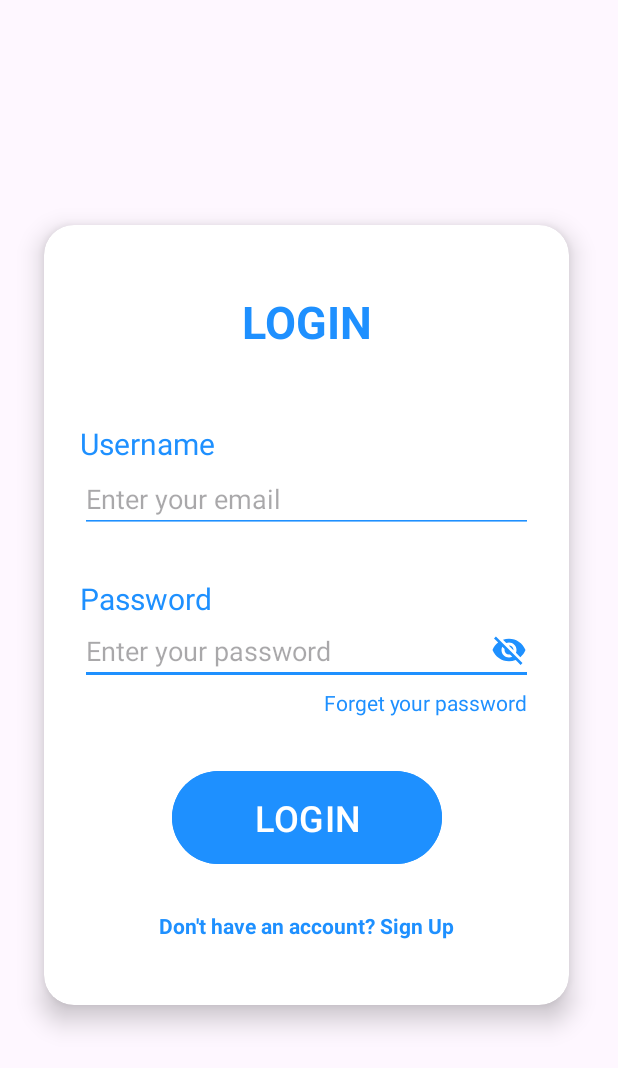
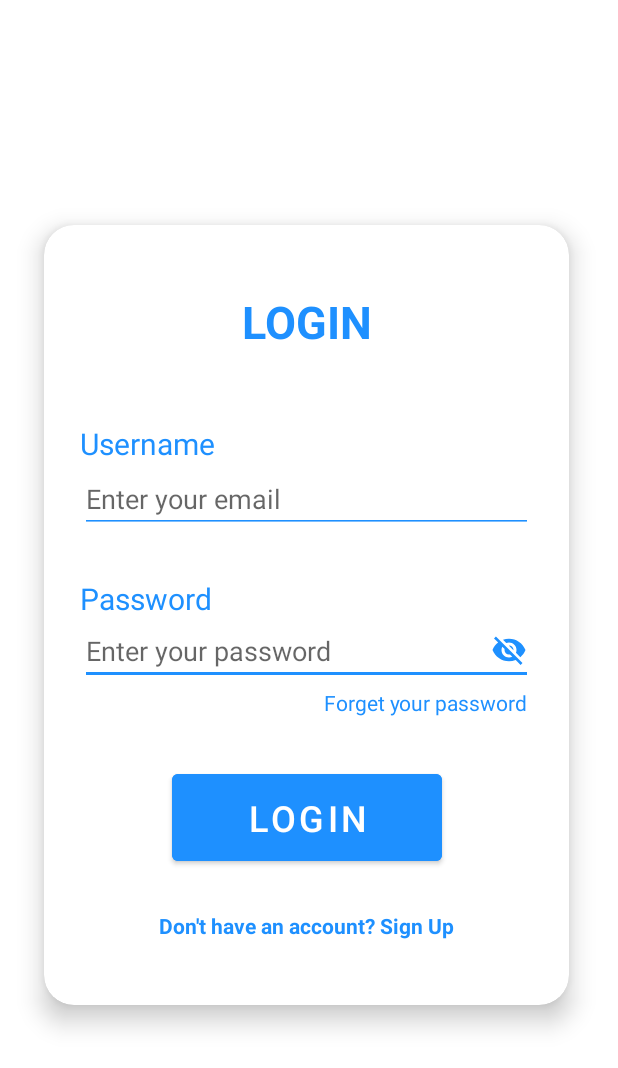
Before and after one commit to nowkei/Project_PRM, an Android app: the screen it shows after launch (MainActivity), after a tap on "LOGIN", on a phone screen of 412 x 824 dp. Shown: the top 1068 px of the screen. Run offline under Robolectric (Android 15) with nearby library versions, the phone set to English and light mode, and no system bars.

Commit message:
Update theme, call back logic and lib for project

```diff
--- a/app/build.gradle
+++ b/app/build.gradle
@@ -1,5 +1,6 @@
 plugins {
     id 'com.android.application'
+    id 'com.google.gms.google-services' version '4.3.15' apply false
 }
 
 android {
@@ -29,7 +30,9 @@ android {
 }
 
 dependencies {
-
+    implementation 'com.github.bumptech.glide:glide:4.16.0'
+    implementation(platform("com.google.firebase:firebase-bom:32.3.1"))
+    implementation("com.google.firebase:firebase-analytics-ktx")
     implementation 'androidx.appcompat:appcompat:1.6.1'
     implementation 'com.google.android.material:material:1.10.0'
     implementation 'androidx.constraintlayout:constraintlayout:2.1.4'
--- a/app/src/main/AndroidManifest.xml
+++ b/app/src/main/AndroidManifest.xml
@@ -1,6 +1,10 @@
 <?xml version="1.0" encoding="utf-8"?>
 <manifest xmlns:android="http://schemas.android.com/apk/res/android"
     xmlns:tools="http://schemas.android.com/tools">
+
+    <uses-permission android:name="android.permission.INTERNET"/>
+    <uses-permission android:name="android.permission.ACCESS_NETWORK_STATE"/>
+    <uses-permission android:name="android.permission.WRITE_EXTERNAL_STORAGE"/>
 
     <application
         android:allowBackup="true"
--- /dev/null
+++ b/app/src/main/java/com/example/project_prm/component/DialogLoadingFragment.java
@@ -0,0 +1,24 @@
+package com.example.project_prm.component;
+
+import android.os.Bundle;
+import android.view.LayoutInflater;
+import android.view.View;
+import android.view.ViewGroup;
+
+import androidx.annotation.NonNull;
+import androidx.annotation.Nullable;
+import androidx.fragment.app.DialogFragment;
+
+import com.example.project_prm.R;
+
+public class DialogLoadingFragment extends DialogFragment {
+
+    @Nullable
+    @Override
+    public View onCreateView(@NonNull LayoutInflater inflater, @Nullable ViewGroup container, @Nullable Bundle savedInstanceState) {
+        View rootView = inflater.inflate(R.layout.fragment_loadiing_dialog, container, false);
+        return rootView;
+    }
+
+    public static final String TAG = "DialogLoadingFragment";
+}
--- a/app/src/main/java/com/example/project_prm/fragment/login/LoginCallback.java
+++ b/app/src/main/java/com/example/project_prm/fragment/login/LoginCallback.java
@@ -3,5 +3,5 @@ package com.example.project_prm.fragment.login;
 public interface LoginCallback {
     void onLoginResult(boolean result, String message);
 
-    void onSomethingResult();
+    void onLoading(boolean isLoading);
 }
--- a/app/src/main/java/com/example/project_prm/fragment/login/LoginController.java
+++ b/app/src/main/java/com/example/project_prm/fragment/login/LoginController.java
@@ -1,7 +1,14 @@
 package com.example.project_prm.fragment.login;
 
-import com.example.project_prm.fragment.login.LoginCallback;
+import android.os.Handler;
+import android.os.Looper;
+
+import androidx.annotation.MainThread;
+
 import com.example.project_prm.model.User;
+import java.util.concurrent.ExecutorService;
+import java.util.concurrent.Executors;
+
 
 public class LoginController {
 
@@ -14,6 +21,26 @@ public class LoginController {
     }
 
     public void login(String username, String password) {
-        loginCallBack.onLoginResult(true, "Success");
+        loginCallBack.onLoading(true);
+        ExecutorService exc = Executors.newSingleThreadExecutor();
+        Handler handler = new Handler(Looper.getMainLooper());
+        exc.execute(new Runnable() {
+            @Override
+            public void run() {
+                try {
+                    Thread.sleep(1000);
+                } catch (InterruptedException e) {
+                    throw new RuntimeException(e);
+                }
+
+                handler.post(new Runnable() {
+                    @Override
+                    public void run() {
+                        loginCallBack.onLoginResult(true, "Success");
+                        loginCallBack.onLoading(false);
+                    }
+                });
+            }
+        });
     }
 }
--- a/app/src/main/java/com/example/project_prm/fragment/login/LoginFragment.java
+++ b/app/src/main/java/com/example/project_prm/fragment/login/LoginFragment.java
@@ -5,6 +5,7 @@ import android.os.Bundle;
 
 import androidx.annotation.NonNull;
 import androidx.annotation.Nullable;
+import androidx.fragment.app.DialogFragment;
 import androidx.fragment.app.Fragment;
 import androidx.fragment.app.FragmentManager;
 import androidx.fragment.app.FragmentTransaction;
@@ -21,6 +22,7 @@ import android.widget.TextView;
 import android.widget.Toast;
 
 import com.example.project_prm.R;
+import com.example.project_prm.component.DialogLoadingFragment;
 
 
 public class LoginFragment extends Fragment {
@@ -101,9 +103,17 @@ public class LoginFragment extends Fragment {
             }
 
             @Override
-            public void onSomethingResult() {
-                Toast.makeText(requireContext(), "Hehe", Toast.LENGTH_LONG).show();
+            public void onLoading(boolean isLoading) {
+                FragmentManager fragmentManager = getActivity().getSupportFragmentManager();
+                if (isLoading) {
+                    DialogLoadingFragment loadingDialog = new DialogLoadingFragment();
+                    loadingDialog.show(fragmentManager, DialogLoadingFragment.TAG);
+                } else {
+                    DialogLoadingFragment dialogLoadingFragment = (DialogLoadingFragment) fragmentManager.findFragmentByTag(DialogLoadingFragment.TAG);
+                    dialogLoadingFragment.dismiss();
+                }
             }
+
         };
         loginController = new LoginController(loginCallback);
     }
--- a/app/src/main/res/values-night/themes.xml
+++ b/app/src/main/res/values-night/themes.xml
@@ -1,7 +1,21 @@
 <resources xmlns:tools="http://schemas.android.com/tools">
     <!-- Base application theme. -->
-    <style name="Base.Theme.Project_PRM" parent="Theme.Material3.DayNight.NoActionBar">
-        <!-- Customize your dark theme here. -->
-        <!-- <item name="colorPrimary">@color/my_dark_primary</item> -->
+    <style name="Base.Theme.Project_PRM" parent="Theme.MaterialComponents.DayNight.NoActionBar">
+        <!-- Primary Brand Color -->
+        <item name="colorPrimary">@color/darkGray</item>
+        <item name="colorPrimaryVariant">@color/darkGray</item>
+        <item name="colorOnPrimary">@color/black</item>
+        <!-- Secondary brand color -->
+        <item name="colorSecondary">@color/teal_200</item>
+        <item name="colorSecondaryVariant">@color/teal_200</item>
+        <item name="colorOnSecondary">@color/black</item>
+        <!-- Status bar color -->
+        <item name="android:statusBarColor">@color/transparent</item>
     </style>
+
+    <!-- Card Background region -->
+    <style name="CardBackground">
+        <item name = "background">@color/white</item>
+    </style>
+    <!-- end region -->
 </resources>
--- a/app/src/main/res/values/colors.xml
+++ b/app/src/main/res/values/colors.xml
@@ -2,5 +2,14 @@
 <resources>
     <color name="black">#FF000000</color>
     <color name="white">#FFFFFFFF</color>
+    <color name="purple_200">#FFBB86FC</color>
+    <color name="purple_500">#FF6200EE</color>
+    <color name="purple_700">#FF3700B3</color>
+    <color name="teal_200">#FF03DAC5</color>
+    <color name="teal_700">#FF018786</color>
+    <color name="lavender">#8692f7</color>
+    <color name="gray">#aaa</color>
+    <color name = "darkGray">#ff424242</color>
+    <color name="transparent">#000000</color>
     <color name="l_blue">#1E90FF</color>
 </resources>
--- a/app/src/main/res/values/themes.xml
+++ b/app/src/main/res/values/themes.xml
@@ -1,9 +1,24 @@
 <resources xmlns:tools="http://schemas.android.com/tools">
     <!-- Base application theme. -->
-    <style name="Base.Theme.Project_PRM" parent="Theme.Material3.DayNight.NoActionBar">
-        <!-- Customize your light theme here. -->
-        <!-- <item name="colorPrimary">@color/my_light_primary</item> -->
+    <style name="Base.Theme.Project_PRM" parent="Theme.MaterialComponents.DayNight.NoActionBar">
+        <!-- Primary Brand Color-->
+        <item name="colorPrimary">@color/lavender</item>
+        <item name="colorPrimaryVariant">@color/lavender</item>
+        <item name="colorOnPrimary">@color/white</item>
+        <!-- Second Brand Color -->
+        <item name="colorSecondary">@color/teal_200</item>
+        <item name="colorSecondaryVariant">@color/teal_700</item>
+        <item name="colorOnSecondary">@color/black</item>
+        <!-- Status bar color -->
+        <item name="android:statusBarColor">@color/transparent</item>
     </style>
 
     <style name="Theme.Project_PRM" parent="Base.Theme.Project_PRM" />
+
+    <!-- Card Background region -->
+    <style name="CardBackground">
+        <item name = "background">@color/white</item>
+    </style>
+    <!-- end region -->
+
 </resources>
--- a/build.gradle
+++ b/build.gradle
@@ -1,4 +1,5 @@
 // Top-level build file where you can add configuration options common to all sub-projects/modules.
 plugins {
-id 'com.android.application' version '8.1.0' apply false
+    id 'com.android.application' version '8.1.0' apply false
+    id 'com.google.gms.google-services' version '4.3.15' apply false
 }
```
Also changed, not shown: app/src/main/res/layout/fragment_loadiing_dialog.xml (added, +17 -0 lines).
